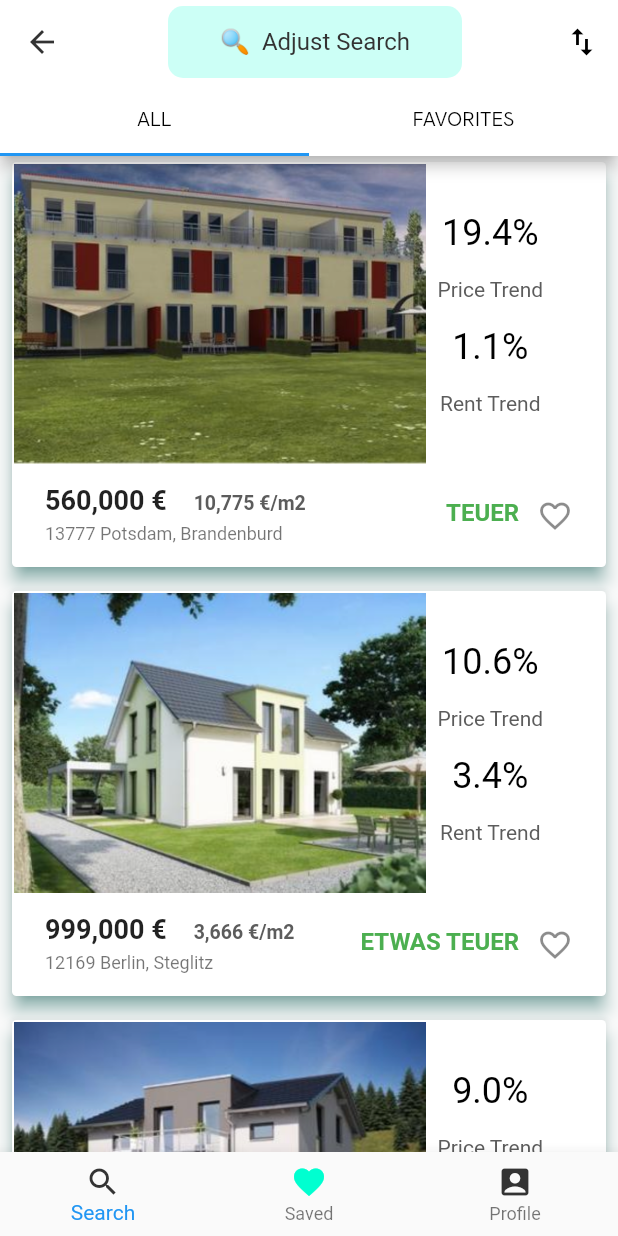
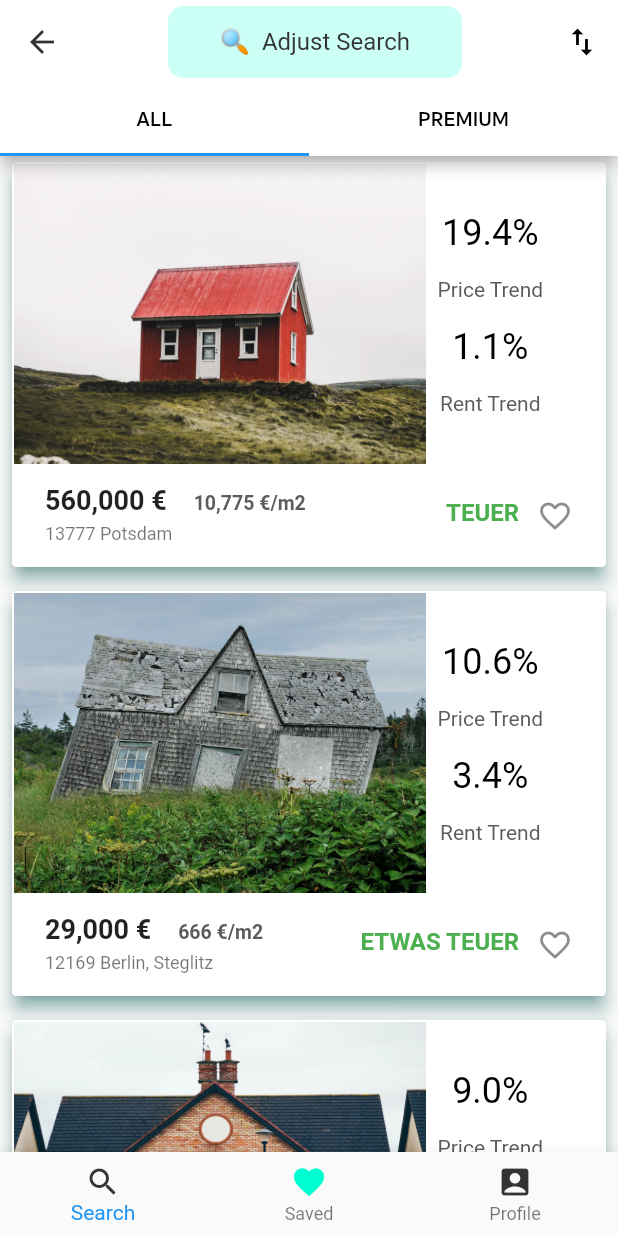
Before and after one commit to natgrett/immo_result, a Flutter app: the SearchSheet screen opened directly, scrolled down 576 dp, on a phone screen of 412 x 824 dp. Run offline on Flutter 3.47's test engine with Material 2 defaults, Android fonts, the phone set to English and light mode, and no system bars; our stand-ins replace curved_navigation_bar, font_awesome_flutter.

Commit message:
All List and Premium List

```diff
--- a/lib/immoObjects/house.dart
+++ b/lib/immoObjects/house.dart
@@ -24,10 +24,18 @@ class House {
 
   final List<House> listOfHouses = [
     House("1","assets/objects/1.png", "680,000 €", "TEUER", "5,365 €/m2", "4.1%", "9.6%", "10627 Berlin, Wilmelsdorf"),
-    House("2", "assets/objects/2.png", "1,800,000 €", "ETWAS TEUER", "6,325 €/m2","5.2%", "9.6%", "12169 Berlin, Steglitz"),
-    House("3", "assets/objects/3.png", "560,000 €", "TEUER", "10,775 €/m2", "1.1%", "19.4%", "13777 Potsdam, Brandenburd"),
-    House("4", "assets/objects/4.png", "999,000 €", "ETWAS TEUER","3,666 €/m2", "3.4%", "10.6%", "12169 Berlin, Steglitz"),
+    House("2", "assets/objects/2.png", "100,800 €", "ETWAS TEUER", "6,325 €/m2","5.2%", "9.6%", "12169 Berlin, Steglitz"),
+    House("3", "assets/objects/3.png", "560,000 €", "TEUER", "10,775 €/m2", "1.1%", "19.4%", "13777 Potsdam"),
+    House("4", "assets/objects/4.png", "29,000 €", "ETWAS TEUER","666 €/m2", "3.4%", "10.6%", "12169 Berlin, Steglitz"),
     House("5", "assets/objects/5.png", "69,000 €", "TEUER", "10,555 €/m2","5.8%", "9.0%", "17843 Berlin, Teltow"),
     House("6", "assets/objects/6.png", "667,000 €", "ETWAS TEUER", "6,325 €/m2", "5.1%", "2.6%", "12169 Berlin, Steglitz"),
 
   ];
+
+final List<House> listOfHousesPremium = [
+  House("1","assets/premium_objects/1.png", "500,000 €", "TOP ANGEBOT", "5,365 €/m2", "3.1%", "1.6%", "10627 Berlin, Wilmelsdorf"),
+  House("2", "assets/premium_objects/2.png", "899,999 €", "TOP ANGEBOT", "6,325 €/m2","5.2%", "4.6%", "12169 Berlin, Steglitz"),
+  House("3", "assets/premium_objects/3.png", "560,000 €", "TOP ANGEBOT", "10,775 €/m2", "1.1%", "19.4%", "13777 Potsdam"),
+  House("4", "assets/premium_objects/4.png", "999,999 €", "TOP ANGEBOT","3,666 €/m2", "3.4%", "10.6%", "12169 Berlin, Steglitz")
+
+];
--- a/lib/main.dart
+++ b/lib/main.dart
@@ -27,6 +27,7 @@ class immoApp extends StatelessWidget {
     final path = settings.name.split('/');
     final houseId = path[1];
 
+
     House house =
         listOfHouses.firstWhere((myroute) => myroute.houseId == houseId);
     return MaterialPageRoute(
--- a/lib/resultsListScreen.dart
+++ b/lib/resultsListScreen.dart
@@ -132,7 +132,7 @@ class SearchSheet extends StatelessWidget {
                             decoration: new BoxDecoration(
                               image: new DecorationImage(
                                 image: AssetImage(house.houseImage),
-                                fit: BoxFit.fill,
+                                fit: BoxFit.cover,
                               ),
                             ),
                             child: InkWell(
@@ -194,7 +194,7 @@ class SearchSheet extends StatelessWidget {
           ),
         );
 
-    //HERE Design With FULL SIZE Photo of Hause
+    //HERE Design With FULL SIZE Photo of House
     HousesList(House house) => Hero(
           tag: house.houseId,
           child: Container(
@@ -284,12 +284,13 @@ class SearchSheet extends StatelessWidget {
                 Tab(
                   child: Text('ALL',
                       style: TextStyle(
-                          fontFamily: 'MakeItSans', color: Colors.black)),
+                          fontWeight: FontWeight.bold, fontFamily: 'MakeItSans', color: Colors.black)),
                 ),
                 Tab(
-                  child: Text('FAVORITES',
+                  child: Text('PREMIUM',
+
                       style: TextStyle(
-                          fontFamily: 'MakeItSans', color: Colors.black)),
+                          fontWeight: FontWeight.bold, fontFamily: 'MakeItSans', color: Colors.black,)),
                 ),
               ],
             ),
@@ -305,9 +306,11 @@ class SearchSheet extends StatelessWidget {
                 ),
               ),
               Container(
-                child: Padding(
-                  padding: EdgeInsets.only(top: 16.0, left: 8),
-                  child: HouseGrid,
+                child: ListView(
+                  scrollDirection: Axis.vertical,
+                  children: listOfHousesPremium
+                      .map((house) => HauseListHalfSize(house))
+                      .toList(), // HauseListHalfSize OR HousesList
                 ),
               ),
             ],
--- a/pubspec.yaml
+++ b/pubspec.yaml
@@ -55,6 +55,10 @@ flutter:
     - assets/map/example.png
     - assets/map/example2.png
     - assets/map/example3.png
+    - assets/premium_objects/1.png
+    - assets/premium_objects/2.png
+    - assets/premium_objects/3.png
+    - assets/premium_objects/4.png
 
 
 
```
Also changed, not shown: lib/detailsScreen.dart (+1 -48 lines), assets/objects/1.png, assets/objects/3.png, assets/objects/4.png, assets/objects/5.png, 6 other files.
